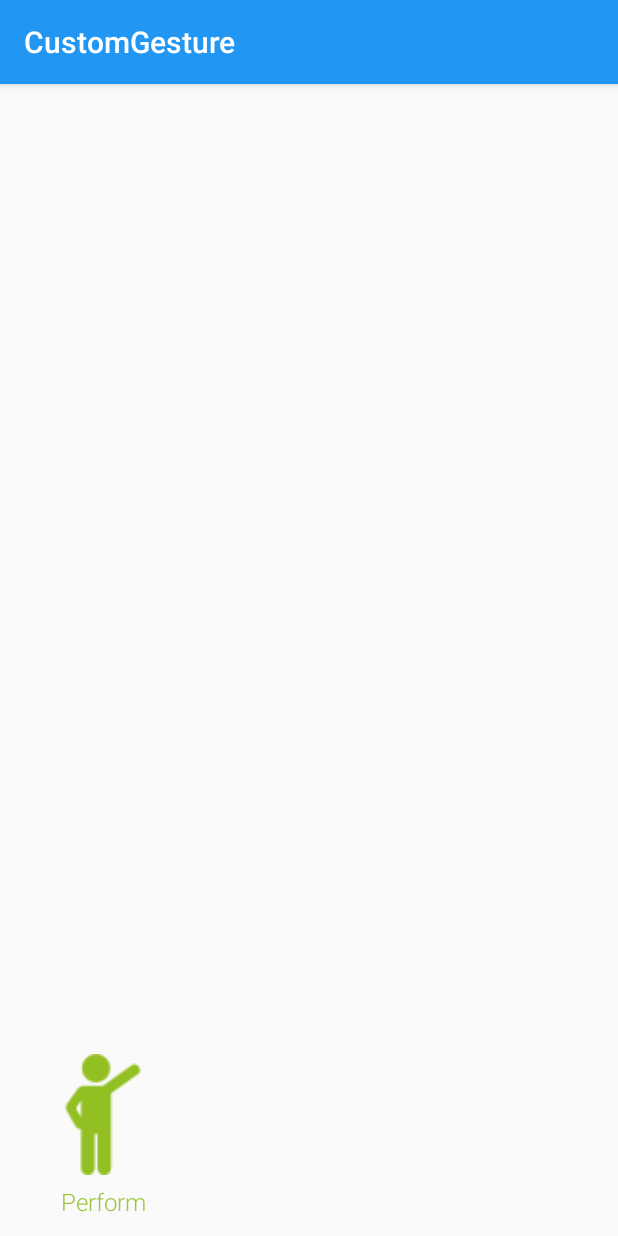
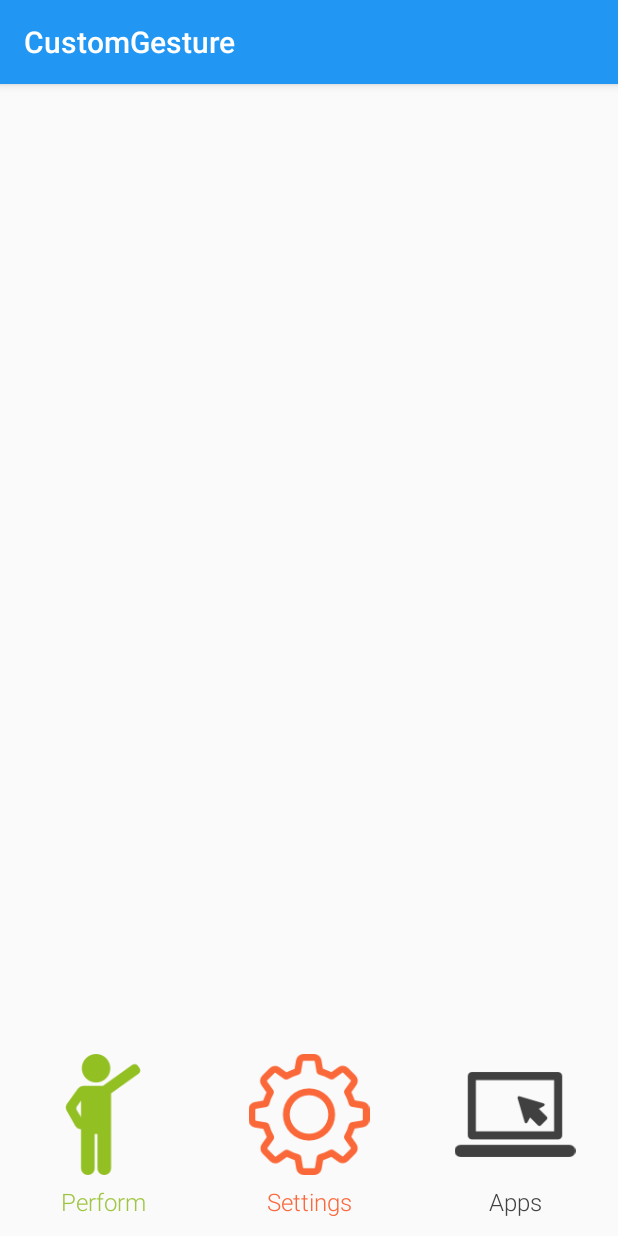
Before and after one commit to CyrisCodev/Custom-3D-Gesture-Recognition-Android-, an Android app: the screen it shows after launch (MenuActivity), on a phone screen of 412 x 824 dp. Run offline under Robolectric (Android 15) with nearby library versions, the light colour scheme and no system bars.

Commit message:
made the fragment options in menuactivity

```diff
--- a/app/src/main/res/layout/activity_menu.xml
+++ b/app/src/main/res/layout/activity_menu.xml
@@ -24,7 +24,7 @@
             android:layout_height="fill_parent"
             android:layout_weight="1"
             android:id="@+id/iv_performGesture_menuActivity"
-            android:src="@mipmap/performGestureIcon"
+            android:src="@mipmap/gestureicon1"
             />
 
         <ImageView
@@ -32,6 +32,7 @@
             android:layout_height="fill_parent"
             android:layout_weight="1"
             android:id="@+id/iv_settings_menuActivity"
+            android:src="@mipmap/settingsicon1"
             />
 
         <ImageView
@@ -39,6 +40,7 @@
             android:layout_height="fill_parent"
             android:layout_weight="1"
             android:id="@+id/iv_appList_menuActivity"
+            android:src="@mipmap/appsavialableicon1"
             />
 
     </LinearLayout>
@@ -66,12 +68,22 @@
             android:layout_width="0dp"
             android:layout_height="fill_parent"
             android:layout_weight="1"
+            android:text="Settings"
+            android:textSize="16sp"
+            android:fontFamily="sans-serif-light"
+            android:gravity="center"
+            android:textColor="@color/orange2"
             />
 
         <TextView
             android:layout_width="0dp"
             android:layout_height="fill_parent"
             android:layout_weight="1"
+            android:text="Apps"
+            android:textSize="16sp"
+            android:fontFamily="sans-serif-light"
+            android:gravity="center"
+            android:textColor="@color/grey4"
             />
 
     </LinearLayout>
```
Also changed, not shown: app/src/main/res/mipmap-hdpi/appsavialableicon1.png (added), app/src/main/res/mipmap-hdpi/gestureicon1.png (added), app/src/main/res/mipmap-hdpi/settingsicon1.png (added).
